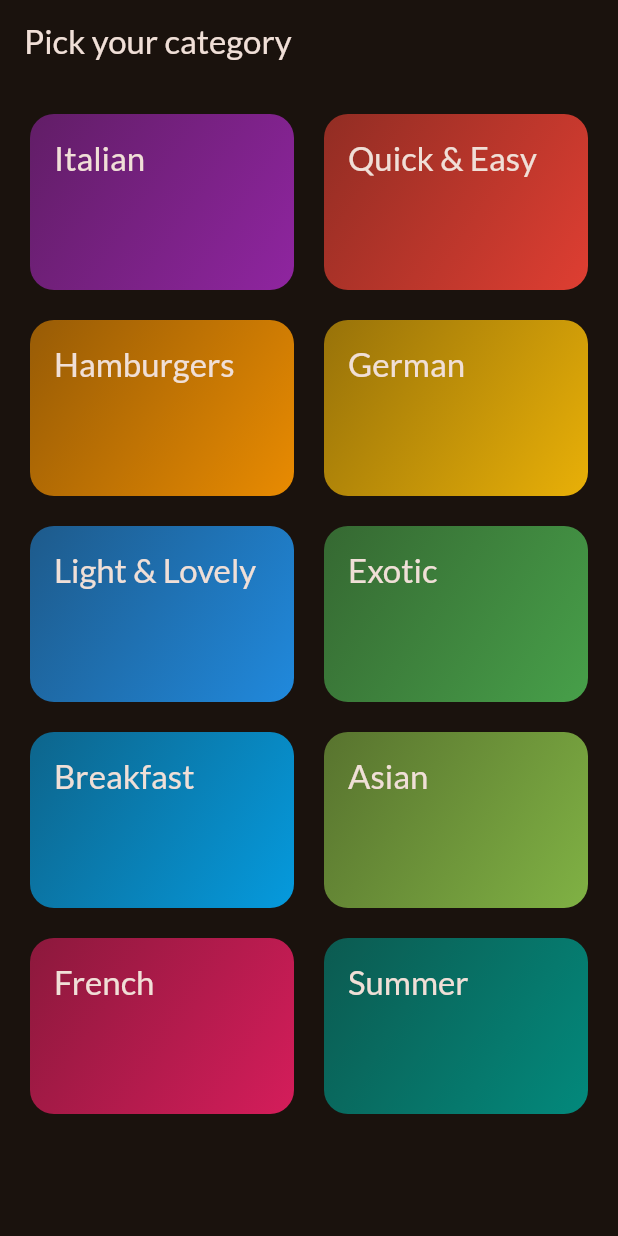
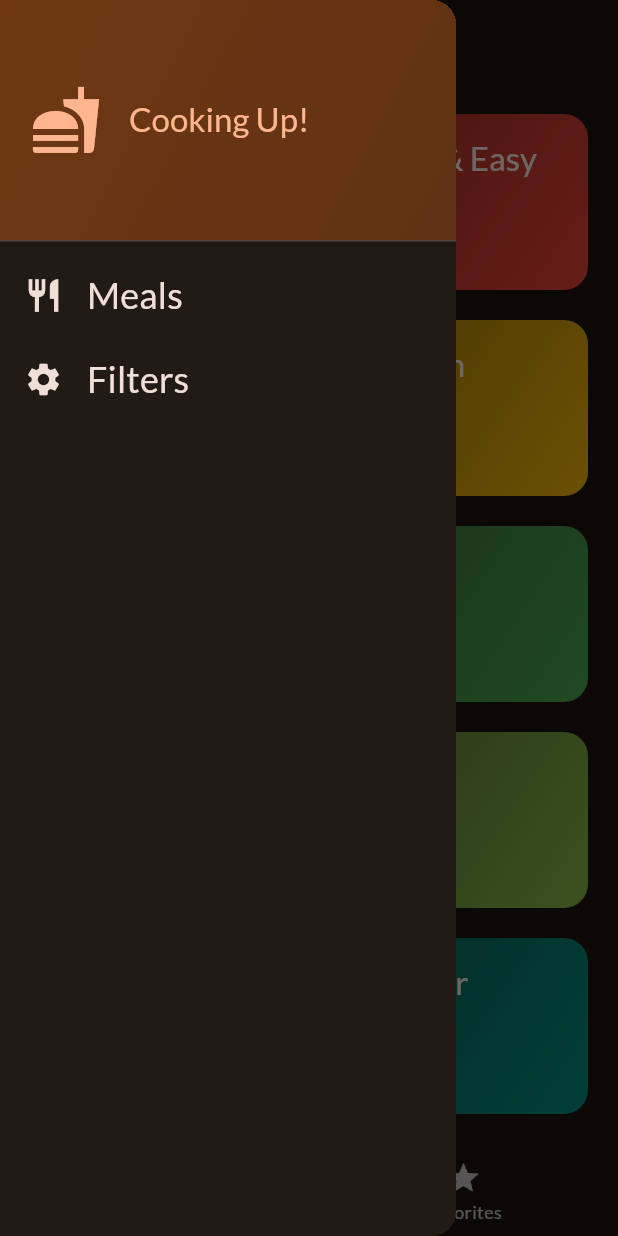
Before and after one commit to Yazmeen13/Flutter-Learning, a Flutter app: the screen it shows after launch, with the side drawer open (before the commit the screen has no drawer), on a phone screen of 412 x 824 dp. Run offline on Flutter 3.47's test engine with Material 3 defaults, Android fonts, the phone set to English and light mode, and no system bars; our stand-ins replace google_fonts, transparent_image.

Commit message:
favorites tab added

```diff
--- a/meals/lib/main.dart
+++ b/meals/lib/main.dart
@@ -2,6 +2,7 @@ import 'package:flutter/material.dart';
 
 import 'package:google_fonts/google_fonts.dart';
 import 'package:meals/screens/categories.dart';
+import 'package:meals/screens/tabs.dart';
 
 final theme = ThemeData(
   useMaterial3: true,
@@ -23,7 +24,7 @@ class App extends StatelessWidget {
   Widget build(BuildContext context) {
     return MaterialApp(
       theme: theme,
-      home: const CategoriesScreen(),
+      home: const TabsScreen(),
     );
   }
 }
--- a/meals/lib/screens/categories.dart
+++ b/meals/lib/screens/categories.dart
@@ -2,11 +2,17 @@ import 'package:flutter/material.dart';
 import 'package:meals/data/dummy_data.dart';
 import 'package:meals/main.dart';
 import 'package:meals/models/category.dart';
+import 'package:meals/models/meal.dart';
 import 'package:meals/screens/meals.dart';
 import 'package:meals/widgets/category_grid_item.dart';
 
 class CategoriesScreen extends StatelessWidget {
-  const CategoriesScreen({super.key});
+  const CategoriesScreen({
+    super.key,
+    required this.onToggleFavorite,
+  });
+
+  final void Function(Meal meal) onToggleFavorite;
 
   void _selectCategory(BuildContext context, Category category) {
     final filteredMeals = dummyMeals
@@ -18,6 +24,7 @@ class CategoriesScreen extends StatelessWidget {
         builder: (ctx) => MealsScreen(
           title: category.title,
           meals: filteredMeals,
+          onToggleFavorite: onToggleFavorite,
         ),
       ),
     );
@@ -26,11 +33,7 @@ class CategoriesScreen extends StatelessWidget {
 
   @override
   Widget build(BuildContext context) {
-    return Scaffold(
-      appBar: AppBar(
-        title: const Text('Pick your category'),
-      ),
-      body: GridView(
+    return GridView(
       padding: const EdgeInsets.all(20),
       gridDelegate: const SliverGridDelegateWithFixedCrossAxisCount(
         crossAxisCount: 2,
@@ -46,7 +49,6 @@ class CategoriesScreen extends StatelessWidget {
                 _selectCategory(context, category);
               })
       ],
-      ),
     );
   }
 }
--- /dev/null
+++ b/meals/lib/screens/tabs.dart
@@ -0,0 +1,85 @@
+import 'package:flutter/material.dart';
+import 'package:meals/models/meal.dart';
+import 'package:meals/screens/categories.dart';
+import 'package:meals/screens/meals.dart';
+import 'package:meals/widgets/main_drawer.dart';
+
+class TabsScreen extends StatefulWidget {
+  const TabsScreen({super.key});
+
+  @override
+  State<TabsScreen> createState() {
+    return _TabsScreenState();
+  }
+}
+
+class _TabsScreenState extends State<TabsScreen> {
+  int _selectedPageIndex = 0;
+  final List<Meal> _favoriteMeals = [];
+
+  void _showInfoMessage(String message) {
+    ScaffoldMessenger.of(context).clearSnackBars();
+    ScaffoldMessenger.of(context).showSnackBar(SnackBar(
+      content: Text(message),
+    ));
+  }
+
+  void _toggleMealFavoriteStatus(Meal meal) {
+    final isExisting = _favoriteMeals.contains(meal);
+    if (isExisting) {
+      setState(() {
+        _favoriteMeals.remove(meal);
+      });
+      _showInfoMessage('Meal removed from favorites.');
+    } else {
+      _favoriteMeals.add(meal);
+      _showInfoMessage('Meal added to favorites.');
+    }
+  }
+
+  void _selectPage(int index) {
+    setState(() {
+      _selectedPageIndex = index;
+    });
+  }
+
+  void _setScreen(String id) {
+    if (id == 'filters') {
+    } else {
+      Navigator.of(context).pop();
+    }
+  }
+
+  @override
+  Widget build(BuildContext context) {
+    Widget activePage = CategoriesScreen(
+      onToggleFavorite: _toggleMealFavoriteStatus,
+    );
+    var activePageTitle = 'Categories';
+
+    if (_selectedPageIndex == 1) {
+      activePage = MealsScreen(
+        meals: _favoriteMeals,
+        onToggleFavorite: _toggleMealFavoriteStatus,
+      );
+      activePageTitle = 'Your Favorites';
+    }
+
+    return Scaffold(
+      appBar: AppBar(title: Text(activePageTitle)),
+      drawer: MainDrawer(
+        onSelectScreen: _setScreen,
+      ),
+      body: activePage,
+      bottomNavigationBar: BottomNavigationBar(
+        onTap: _selectPage,
+        currentIndex: _selectedPageIndex,
+        items: const [
+          BottomNavigationBarItem(
+              icon: Icon(Icons.set_meal), label: 'Categories'),
+          BottomNavigationBarItem(icon: Icon(Icons.star), label: 'Favorites'),
+        ],
+      ),
+    );
+  }
+}
--- /dev/null
+++ b/meals/lib/widgets/main_drawer.dart
@@ -0,0 +1,77 @@
+import 'package:flutter/material.dart';
+
+class MainDrawer extends StatelessWidget {
+  const MainDrawer({super.key, required this.onSelectScreen});
+
+  final void Function(String identifier) onSelectScreen;
+
+  @override
+  Widget build(BuildContext context) {
+    return Drawer(
+      child: Column(
+        children: [
+          DrawerHeader(
+            padding: const EdgeInsets.all(20),
+            decoration: BoxDecoration(
+                gradient: LinearGradient(
+              colors: [
+                Theme.of(context).colorScheme.primaryContainer,
+                Theme.of(context).colorScheme.primaryContainer.withOpacity(0.8),
+              ],
+              begin: Alignment.topLeft,
+              end: Alignment.bottomRight,
+            )),
+            child: Row(
+              children: [
+                Icon(Icons.fastfood,
+                    size: 48, color: Theme.of(context).colorScheme.primary),
+                const SizedBox(width: 18),
+                Text(
+                  'Cooking Up!',
+                  style: Theme.of(context)
+                      .textTheme
+                      .titleLarge!
+                      .copyWith(color: Theme.of(context).colorScheme.primary),
+                ),
+              ],
+            ),
+          ),
+          ListTile(
+            leading: Icon(
+              Icons.restaurant,
+              size: 26,
+              color: Theme.of(context).colorScheme.onSurface,
+            ),
+            title: Text(
+              'Meals',
+              style: Theme.of(context).textTheme.titleSmall!.copyWith(
+                    color: Theme.of(context).colorScheme.onSurface,
+                    fontSize: 24,
+                  ),
+            ),
+            onTap: () {
+              onSelectScreen('meals');
+            },
+          ),
+          ListTile(
+            leading: Icon(
+              Icons.settings,
+              size: 26,
+              color: Theme.of(context).colorScheme.onSurface,
+            ),
+            title: Text(
+              'Filters',
+              style: Theme.of(context).textTheme.titleSmall!.copyWith(
+                    color: Theme.of(context).colorScheme.onSurface,
+                    fontSize: 24,
+                  ),
+            ),
+            onTap: () {
+              onSelectScreen('filters');
+            },
+          ),
+        ],
+      ),
+    );
+  }
+}
```
Also changed, not shown: meals/lib/screens/meals.dart (+14 -3 lines), meals/lib/screens/recipe.dart (+17 -2 lines). Lines whose indentation alone changed are shown as unchanged.
